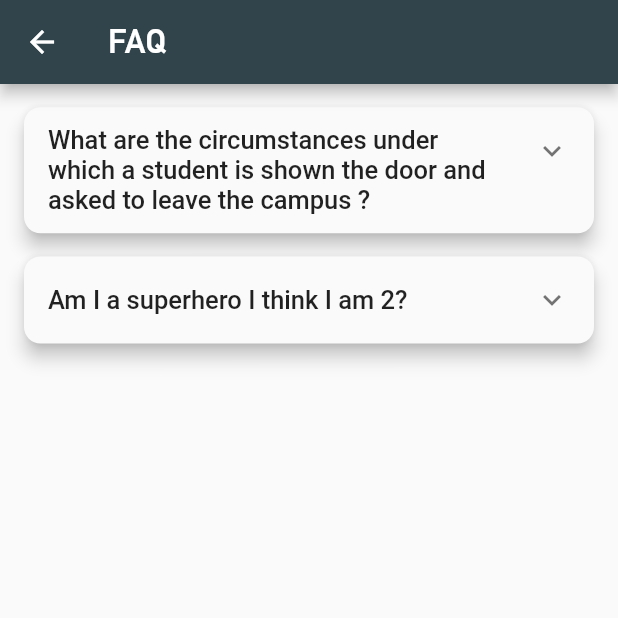
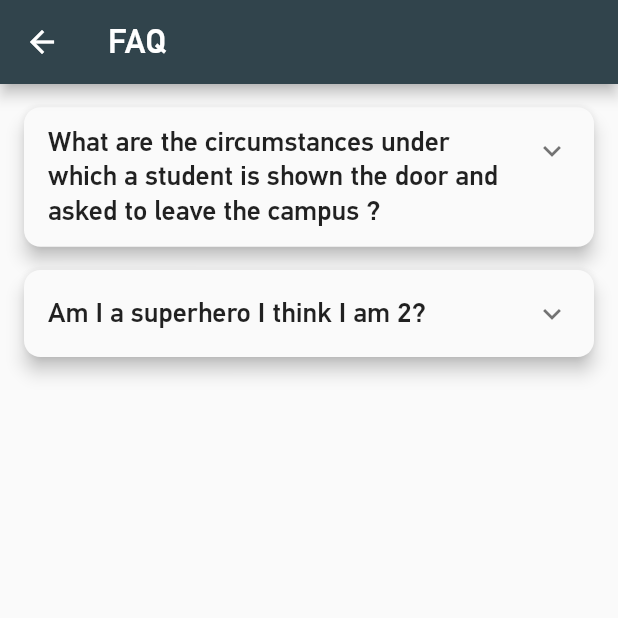
Before and after one commit to dscnitrourkela/project-avocado, a Flutter app: the FaqPage screen opened by its route, on a phone screen of 412 x 824 dp, the top half of it. Run offline on Flutter 3.47's test engine with Material 2 defaults, Android fonts, the phone set to English and light mode, and no system bars; our stand-ins replace auto_size_text, cloud_firestore, connectivity, firebase_analytics, firebase_auth, firebase_core and 14 more; missing offline and left inert: flutter_inappwebview, link_text, ndialog, rate_my_app; accounts and stored records are empty.

Commit message:
ui fixes

```diff
--- a/scp/lib/faqPage.dart
+++ b/scp/lib/faqPage.dart
@@ -41,6 +41,7 @@ class _FaqPageState extends State<FaqPage> {
                     "Oops! Something Went Wrong",
                     style: TextStyle(
                       fontSize: 18,
+                      fontFamily: 'PfDin',
                       fontWeight: FontWeight.bold,
                     ),
                   ),
@@ -65,14 +66,16 @@ class _FaqPageState extends State<FaqPage> {
           elevation: 5,
           borderRadius: BorderRadius.circular(11),
           child: Theme(
-            data: Theme.of(context)
-                .copyWith(dividerColor: Colors.transparent),
+            data: ThemeData(
+              primarySwatch: Colors.blueGrey,
+              dividerColor: Colors.transparent,
+            ),
             child: ExpansionTile(
               title: Padding(
                 padding: EdgeInsets.symmetric(vertical: 7),
                 child: Text(
                   singlefaqquestion.question,
-                  style: TextStyle(fontSize: 17, fontWeight: FontWeight.w500),
+                  style: TextStyle(fontSize: 18.5, fontFamily: 'PfDin', fontWeight: FontWeight.w500),
                 ),
               ),
               children: [
@@ -86,11 +89,11 @@ class _FaqPageState extends State<FaqPage> {
                     ),
                     child: LinkText(
                         singlefaqquestion.answer,
-                        textStyle: TextStyle(fontSize: 15.5, color: Colors.black54),
+                        textStyle: TextStyle(fontSize: 16.6, fontFamily: 'PfDin', color: Colors.black54),
                         linkStyle: TextStyle(
                             color: Colors.blueAccent,
                             decoration: TextDecoration.underline,
-                            fontSize: 15), onLinkTap: ((url) {
+                            fontSize: 15.3), onLinkTap: ((url) {
                       _launchUrl(url);
                     })),
                   ),
```
